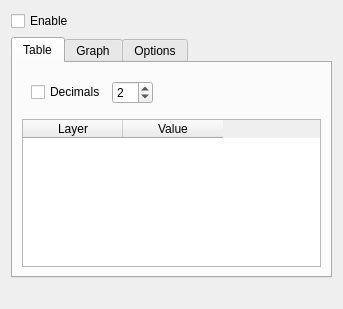
The window that core/ui_valuewidgetbase.ui (jorgealmerio/valuetool) describes before a commit, drawn with Qt 5.
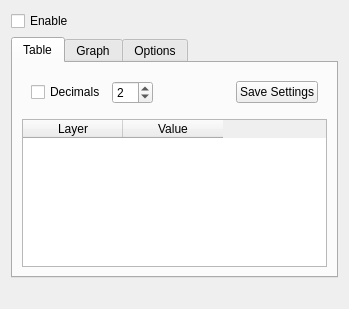
The same window after the commit.

Commit message: Save settings dialog

```diff
--- a/core/ui_valuewidgetbase.ui
+++ b/core/ui_valuewidgetbase.ui
@@ -6,7 +6,7 @@
    <rect>
     <x>0</x>
     <y>0</y>
-    <width>343</width>
+    <width>349</width>
     <height>309</height>
    </rect>
   </property>
@@ -79,6 +79,13 @@
             </property>
            </spacer>
           </item>
+          <item>
+           <widget class="QPushButton" name="btnSaveSettings">
+            <property name="text">
+             <string>Save Settings</string>
+            </property>
+           </widget>
+          </item>
          </layout>
         </widget>
        </item>
```
Left out of the diff: 11 changed lines with no effect on the pictures. The commit also changes 4 other files.
